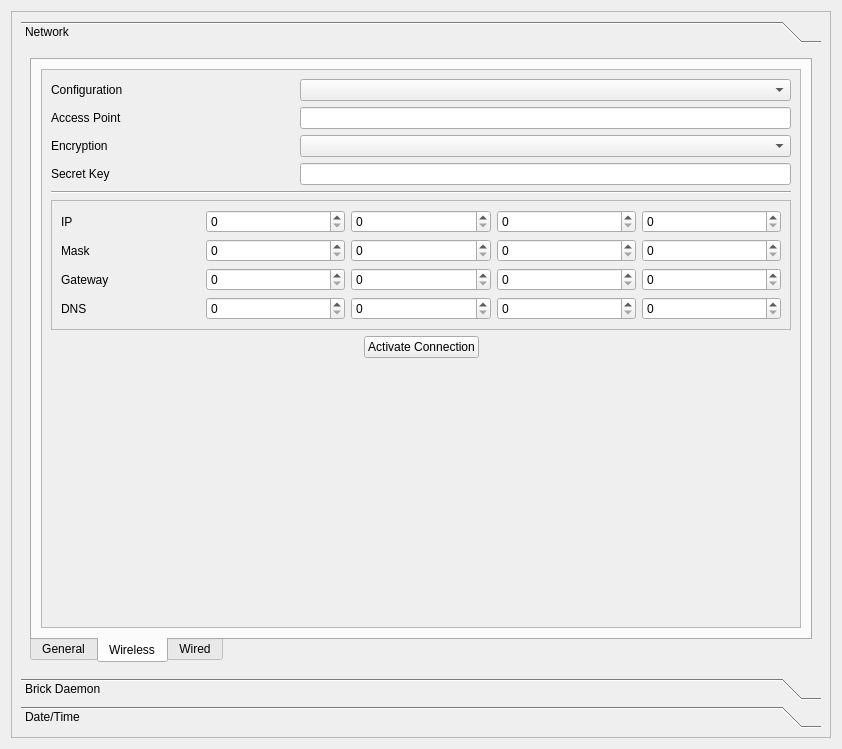
Qt form src/brickv/plugin_system/plugins/red/ui/red_tab_settings.ui (Tinkerforge/brickv) before a commit.
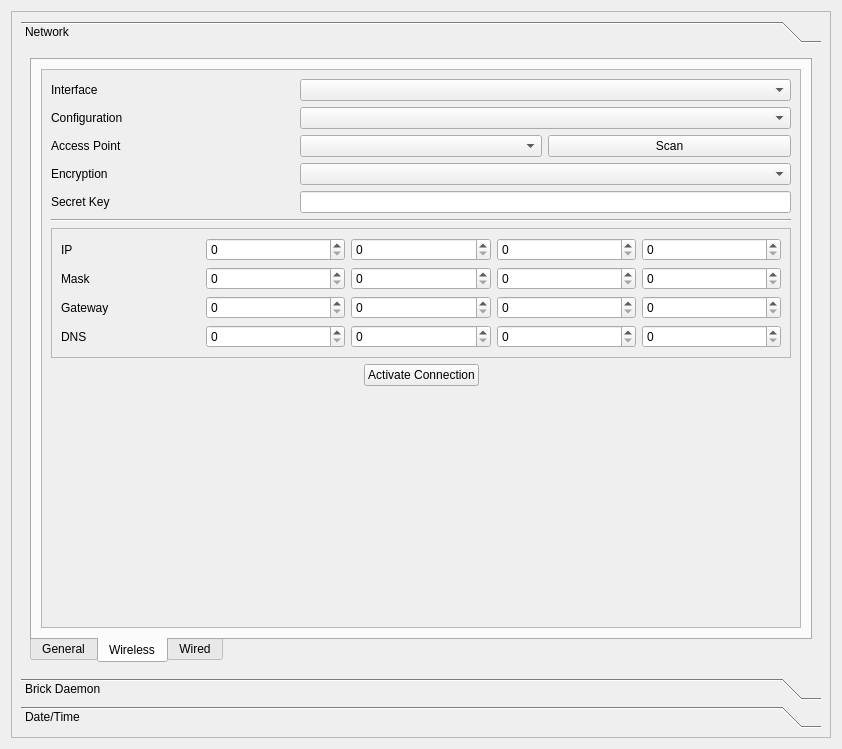
The same form after that commit. The open tabs and pages were chosen to show the change.

Commit message: red-brick: Basic settings tab infrastructure

Patch:
```diff
--- a/src/brickv/plugin_system/plugins/red/ui/red_tab_settings.ui
+++ b/src/brickv/plugin_system/plugins/red/ui/red_tab_settings.ui
@@ -43,6 +43,9 @@
          <layout class="QVBoxLayout" name="verticalLayout_3">
           <item>
            <widget class="QTabWidget" name="twidget_net">
+            <property name="enabled">
+             <bool>true</bool>
+            </property>
             <property name="tabPosition">
              <enum>QTabWidget::South</enum>
             </property>
@@ -249,13 +252,19 @@
               </item>
              </layout>
             </widget>
-            <widget class="QWidget" name="tab_net_wifi">
+            <widget class="QWidget" name="tab_net_wireless">
+             <property name="enabled">
+              <bool>true</bool>
+             </property>
              <attribute name="title">
               <string>Wireless</string>
              </attribute>
              <layout class="QVBoxLayout" name="verticalLayout_15">
               <item>
-               <widget class="QScrollArea" name="scrollArea_2">
+               <widget class="QScrollArea" name="sarea_net_wireless">
+                <property name="enabled">
+                 <bool>true</bool>
+                </property>
                 <property name="widgetResizable">
                  <bool>true</bool>
                 </property>
@@ -271,20 +280,20 @@
                  <layout class="QVBoxLayout" name="verticalLayout_12">
                   <item>
                    <layout class="QGridLayout" name="gridLayout_8">
-                    <item row="4" column="0" colspan="3">
+                    <item row="5" column="0" colspan="3">
                      <widget class="Line" name="line_4">
                       <property name="orientation">
                        <enum>Qt::Horizontal</enum>
                       </property>
                      </widget>
                     </item>
-                    <item row="2" column="1" colspan="2">
-                     <widget class="QComboBox" name="cbox_net_wifi_enc"/>
+                    <item row="3" column="1" colspan="2">
+                     <widget class="QComboBox" name="cbox_net_wireless_enctype"/>
                     </item>
-                    <item row="0" column="1" colspan="2">
-                     <widget class="QComboBox" name="cbox_net_wifi_contype"/>
+                    <item row="1" column="1" colspan="2">
+                     <widget class="QComboBox" name="cbox_net_wireless_contype"/>
                     </item>
-                    <item row="6" column="0" colspan="3">
+                    <item row="7" column="0" colspan="3">
                      <layout class="QHBoxLayout" name="horizontalLayout_6">
                       <item>
                        <spacer name="horizontalSpacer_3">
@@ -321,17 +330,17 @@
                       </item>
                      </layout>
                     </item>
-                    <item row="3" column="1" colspan="2">
-                     <widget class="QLineEdit" name="ledit_net_wifi_key"/>
+                    <item row="4" column="1" colspan="2">
+                     <widget class="QLineEdit" name="ledit_net_wireless_key"/>
                     </item>
-                    <item row="1" column="0">
+                    <item row="2" column="0">
                      <widget class="QLabel" name="label_27">
                       <property name="text">
                        <string>Access Point</string>
                       </property>
                      </widget>
                     </item>
-                    <item row="7" column="0">
+                    <item row="8" column="0">
                      <spacer name="verticalSpacer_3">
                       <property name="orientation">
                        <enum>Qt::Vertical</enum>
@@ -344,18 +353,15 @@
                       </property>
                      </spacer>
                     </item>
-                    <item row="1" column="1" colspan="2">
-                     <widget class="QLineEdit" name="ledit_net_wifi_ap"/>
-                    </item>
-                    <item row="0" column="0">
+                    <item row="1" column="0">
                      <widget class="QLabel" name="label_22">
                       <property name="text">
                        <string>Configuration</string>
                       </property>
                      </widget>
                     </item>
-                    <item row="5" column="0" colspan="3">
-                     <widget class="QFrame" name="frame_4">
+                    <item row="6" column="0" colspan="3">
+                     <widget class="QFrame" name="frame_net_wireless_staticipconf">
                       <property name="frameShape">
                        <enum>QFrame::StyledPanel</enum>
                       </property>
@@ -365,11 +371,26 @@
                       <layout class="QVBoxLayout" name="verticalLayout_16">
                        <item>
                         <layout class="QGridLayout" name="gridLayout_9">
+                         <item row="1" column="1">
+                          <widget class="QSpinBox" name="sbox_net_wireless_mask1">
+                           <property name="maximum">
+                            <number>255</number>
+                           </property>
+                          </widget>
+                         </item>
                          <item row="0" column="4">
-                          <widget class="QSpinBox" name="sbox_net_wifi_ip4"/>
+                          <widget class="QSpinBox" name="sbox_net_wireless_ip4">
+                           <property name="maximum">
+                            <number>255</number>
+                           </property>
+                          </widget>
                          </item>
                          <item row="0" column="2">
-                          <widget class="QSpinBox" name="sbox_net_wifi_ip2"/>
+                          <widget class="QSpinBox" name="sbox_net_wireless_ip2">
+                           <property name="maximum">
+                            <number>255</number>
+                           </property>
+                          </widget>
                          </item>
                          <item row="1" column="0">
                           <widget class="QLabel" name="label_23">
@@ -386,7 +407,11 @@
                           </widget>
                          </item>
                          <item row="0" column="1">
-                          <widget class="QSpinBox" name="sbox_net_wifi_ip1"/>
+                          <widget class="QSpinBox" name="sbox_net_wireless_ip1">
+                           <property name="maximum">
+                            <number>255</number>
+                           </property>
+                          </widget>
                          </item>
                          <item row="2" column="0">
                           <widget class="QLabel" name="label_25">
@@ -396,7 +421,11 @@
                           </widget>
                          </item>
                          <item row="0" column="3">
-                          <widget class="QSpinBox" name="sbox_net_wifi_ip3"/>
+                          <widget class="QSpinBox" name="sbox_net_wireless_ip3">
+                           <property name="maximum">
+                            <number>255</number>
+                           </property>
+                          </widget>
                          </item>
                          <item row="3" column="0">
                           <widget class="QLabel" name="label_26">
@@ -405,61 +434,122 @@
                            </property>
                           </widget>
                          </item>
-                         <item row="1" column="1">
-                          <widget class="QSpinBox" name="sbox_net_wifi_mask1"/>
-                         </item>
-                         <item row="1" column="2">
-                          <widget class="QSpinBox" name="sbox_net_wifi_mask2"/>
-                         </item>
                          <item row="1" column="3">
-                          <widget class="QSpinBox" name="sbox_net_wifi_mask3"/>
+                          <widget class="QSpinBox" name="sbox_net_wireless_mask3">
+                           <property name="maximum">
+                            <number>255</number>
+                           </property>
+                          </widget>
                          </item>
                          <item row="1" column="4">
-                          <widget class="QSpinBox" name="sbox_net_wifi_mask4"/>
+                          <widget class="QSpinBox" name="sbox_net_wireless_mask4">
+                           <property name="maximum">
+                            <number>255</number>
+                           </property>
+                          </widget>
                          </item>
                          <item row="2" column="1">
-                          <widget class="QSpinBox" name="sbox_net_wifi_gw1"/>
+                          <widget class="QSpinBox" name="sbox_net_wireless_gw1">
+                           <property name="maximum">
+                            <number>255</number>
+                           </property>
+                          </widget>
                          </item>
                          <item row="2" column="2">
-                          <widget class="QSpinBox" name="sbox_net_wifi_gw2"/>
+                          <widget class="QSpinBox" name="sbox_net_wireless_gw2">
+                           <property name="maximum">
+                            <number>255</number>
+                           </property>
+                          </widget>
                          </item>
                          <item row="2" column="3">
-                          <widget class="QSpinBox" name="sbox_net_wifi_gw3"/>
+                          <widget class="QSpinBox" name="sbox_net_wireless_gw3">
+                           <property name="maximum">
+                            <number>255</number>
+                           </property>
+                          </widget>
                          </item>
                          <item row="2" column="4">
-                          <widget class="QSpinBox" name="sbox_net_wifi_gw4"/>
+                          <widget class="QSpinBox" name="sbox_net_wireless_gw4">
+                           <property name="maximum">
+                            <number>255</number>
+                           </property>
+                          </widget>
                          </item>
                          <item row="3" column="1">
-                          <widget class="QSpinBox" name="sbox_net_wifi_dns1"/>
+                          <widget class="QSpinBox" name="sbox_net_wireless_dns1">
+                           <property name="maximum">
+                            <number>255</number>
+                           </property>
+                          </widget>
                          </item>
                          <item row="3" column="2">
-                          <widget class="QSpinBox" name="sbox_net_wifi_dns2"/>
+                          <widget class="QSpinBox" name="sbox_net_wireless_dns2">
+                           <property name="maximum">
+                            <number>255</number>
+                           </property>
+                          </widget>
                          </item>
                          <item row="3" column="3">
-                          <widget class="QSpinBox" name="sbox_net_wifi_dns3"/>
+                          <widget class="QSpinBox" name="sbox_net_wireless_dns3">
+                           <property name="maximum">
+                            <number>255</number>
+                           </property>
+                          </widget>
                          </item>
                          <item row="3" column="4">
-                          <widget class="QSpinBox" name="sbox_net_wifi_dns4"/>
+                          <widget class="QSpinBox" name="sbox_net_wireless_dns4">
+                           <property name="maximum">
+                            <number>255</number>
+                           </property>
+                          </widget>
+                         </item>
+                         <item row="1" column="2">
+                          <widget class="QSpinBox" name="sbox_net_wireless_mask2">
+                           <property name="maximum">
+                            <number>255</number>
+                           </property>
+                          </widget>
                          </item>
                         </layout>
                        </item>
                       </layout>
                      </widget>
                     </item>
-                    <item row="2" column="0">
+                    <item row="3" column="0">
                      <widget class="QLabel" name="label_28">
                       <property name="text">
                        <string>Encryption</string>
                       </property>
                      </widget>
                     </item>
-                    <item row="3" column="0">
+                    <item row="4" column="0">
                      <widget class="QLabel" name="label_29">
                       <property name="text">
                        <string>Secret Key</string>
                       </property>
                      </widget>
                     </item>
+                    <item row="2" column="1">
+                     <widget class="QComboBox" name="cbox_net_wireless_ap"/>
+                    </item>
+                    <item row="2" column="2">
+                     <widget class="QPushButton" name="pbutton_net_wireless_scan">
+                      <property name="text">
+                       <string>Scan</string>
+                      </property>
+                     </widget>
+                    </item>
+                    <item row="0" column="0">
+                     <widget class="QLabel" name="label_31">
+                      <property name="text">
+                       <string>Interface</string>
+                      </property>
+                     </widget>
+                    </item>
+                    <item row="0" column="1" colspan="2">
+                     <widget class="QComboBox" name="cbox_net_wireless_intf"/>
+                    </item>
                    </layout>
                   </item>
                  </layout>
```
Left out of the diff: 341 changed lines with no effect on the pictures. The commit also changes 6 other files.
